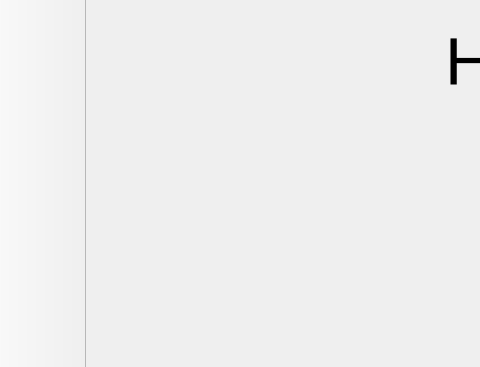
Old version of the form mainwindow.ui in the repository freefrit/AOOP_DogeShop; both pictures show x 0 to 480 and y 233 to 600 of the 800 by 600 pixel window.
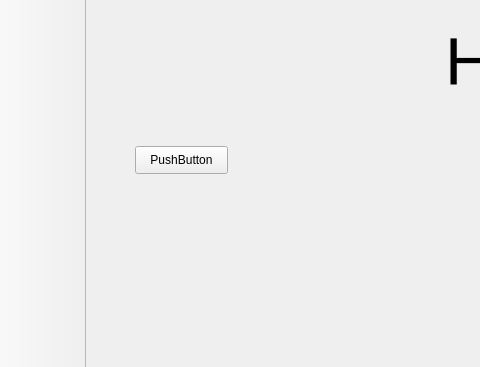
New version of the form. The open tabs and pages were chosen to show the change.

What changed in the file:
```diff
--- a/mainwindow.ui
+++ b/mainwindow.ui
@@ -39,6 +39,19 @@
          <string>Hi</string>
         </property>
        </widget>
+       <widget class="QPushButton" name="pushButton">
+        <property name="geometry">
+         <rect>
+          <x>40</x>
+          <y>370</y>
+          <width>93</width>
+          <height>28</height>
+         </rect>
+        </property>
+        <property name="text">
+         <string>PushButton</string>
+        </property>
+       </widget>
       </widget>
       <widget class="QWidget" name="page_2">
        <layout class="QGridLayout" name="gridLayout_4">
```
Left out of the diff: 2 changed lines with no effect on the pictures.
